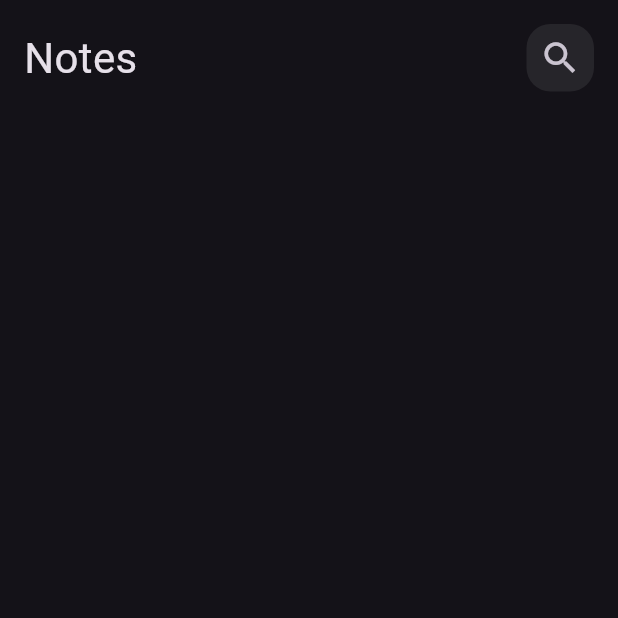
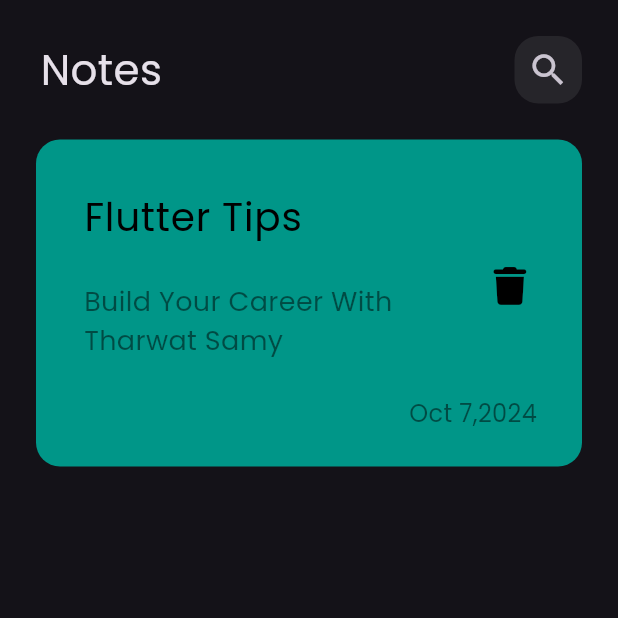
Before and after one commit to Abdelma2soud/Note_App, a Flutter app: the screen it shows after launch, on a phone screen of 412 x 824 dp, the top half of it. Run offline on Flutter 3.47's test engine with Material 3 defaults, Android fonts, the phone set to English and light mode, and no system bars; our stand-ins replace font_awesome_flutter.

Commit message:
create custom note item

```diff
--- a/lib/main.dart
+++ b/lib/main.dart
@@ -11,7 +11,7 @@ class NoteApp extends StatelessWidget {
   Widget build(BuildContext context) {
     return MaterialApp(
       debugShowCheckedModeBanner: false,
-      theme: ThemeData.dark(),
+      theme: ThemeData(brightness: Brightness.dark, fontFamily: 'Poppins'),
       home: const NotesView(),
     );
   }
--- a/lib/widgets/custom_appbar.dart
+++ b/lib/widgets/custom_appbar.dart
@@ -8,10 +8,13 @@ class CustomAppBar extends StatelessWidget {
   Widget build(BuildContext context) {
     return const Row(
       children: [
-        Text(
-          'Notes',
-          style: TextStyle(
-            fontSize: 28,
+        Padding(
+          padding: EdgeInsets.only(left: 3.0),
+          child: Text(
+            'Notes',
+            style: TextStyle(
+              fontSize: 28,
+            ),
           ),
         ),
         Spacer(),
--- /dev/null
+++ b/lib/widgets/custom_note_item.dart
@@ -0,0 +1,53 @@
+import 'package:flutter/material.dart';
+import 'package:font_awesome_flutter/font_awesome_flutter.dart';
+
+class CustomNoteItem extends StatelessWidget {
+  const CustomNoteItem({super.key});
+
+  @override
+  Widget build(BuildContext context) {
+    return Padding(
+      padding: const EdgeInsets.symmetric(vertical: 24.0),
+      child: Container(
+        decoration: BoxDecoration(
+          color: Colors.teal,
+          borderRadius: BorderRadius.circular(16),
+        ),
+        child: Padding(
+          padding: const EdgeInsets.only(left: 16.0, top: 24, bottom: 24),
+          child: Column(
+            crossAxisAlignment: CrossAxisAlignment.end,
+            children: [
+              ListTile(
+                title: const Text(
+                  'Flutter Tips',
+                  style: TextStyle(color: Colors.black, fontSize: 26),
+                ),
+                subtitle: Padding(
+                  padding: const EdgeInsets.only(top: 24, bottom: 16),
+                  child: Text('Build Your Career With Tharwat Samy',
+                      style: TextStyle(
+                          color: Colors.black.withOpacity(0.5), fontSize: 18)),
+                ),
+                trailing: IconButton(
+                    focusColor: Colors.red,
+                    onPressed: () {},
+                    icon: const FaIcon(
+                      FontAwesomeIcons.trash,
+                      color: Colors.black,
+                      size: 25,
+                    )),
+              ),
+              Padding(
+                padding: const EdgeInsets.only(right: 30),
+                child: Text('Oct 7,2024',
+                    style: TextStyle(
+                        color: Colors.black.withOpacity(0.5), fontSize: 16)),
+              ),
+            ],
+          ),
+        ),
+      ),
+    );
+  }
+}
--- a/lib/widgets/note_view_body.dart
+++ b/lib/widgets/note_view_body.dart
@@ -1,5 +1,6 @@
 import 'package:flutter/material.dart';
 import 'package:note_app/widgets/custom_appbar.dart';
+import 'package:note_app/widgets/custom_note_item.dart';
 
 class NotesViewBody extends StatelessWidget {
   const NotesViewBody({super.key});
@@ -8,9 +9,13 @@ class NotesViewBody extends StatelessWidget {
   Widget build(BuildContext context) {
     return const SafeArea(
       child: Padding(
-        padding: EdgeInsets.all(16.0),
+        padding: EdgeInsets.all(24.0),
         child: Column(
-          children: [CustomAppBar()],
+          // crossAxisAlignment: CrossAxisAlignment.end,
+          children: [
+            CustomAppBar(),
+            CustomNoteItem(),
+          ],
         ),
       ),
     );
```
Also changed, not shown: pubspec.yaml (+4 -4 lines), assets/fonts/Poppins-Regular.ttf (added).
